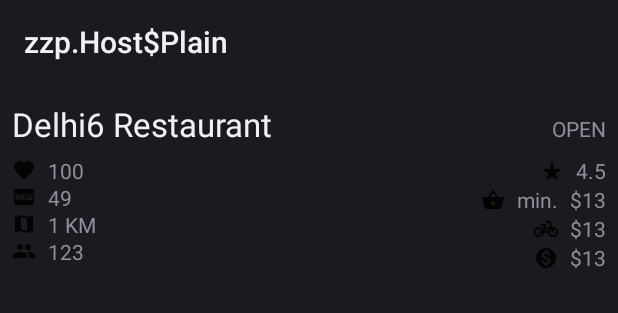
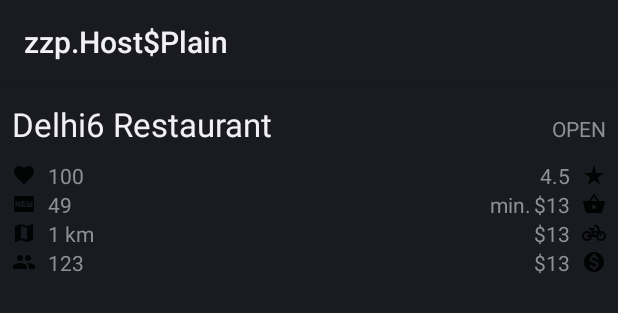
Before and after one commit to ponsuyambu/Restaurants, an Android app: the layout row_item_restuarant.xml on its own in the app's theme, with its tools: preview values and no code run, on a phone screen of 412 x 824 dp. Shown: the top 313 px of the screen. Run offline under Robolectric (Android 15) with nearby library versions, the phone set to English and light mode, and no system bars.

Commit message:
fix: ui issues

```diff
--- a/feature-restaurant-list/presentation/src/main/res/layout/row_item_restuarant.xml
+++ b/feature-restaurant-list/presentation/src/main/res/layout/row_item_restuarant.xml
@@ -1,8 +1,9 @@
 <?xml version="1.0" encoding="utf-8"?>
-<layout xmlns:tools="http://schemas.android.com/tools">
+<layout xmlns:android="http://schemas.android.com/apk/res/android"
+    xmlns:app="http://schemas.android.com/apk/res-auto"
+    xmlns:tools="http://schemas.android.com/tools">
 
-    <androidx.constraintlayout.widget.ConstraintLayout xmlns:android="http://schemas.android.com/apk/res/android"
-        xmlns:app="http://schemas.android.com/apk/res-auto"
+    <androidx.constraintlayout.widget.ConstraintLayout
         android:layout_width="match_parent"
         android:layout_height="wrap_content"
         android:background="?android:attr/selectableItemBackground"
@@ -24,13 +25,14 @@
 
         <TextView
             android:id="@+id/tvStatus"
-            android:layout_marginTop="8dp"
             android:layout_width="wrap_content"
             android:layout_height="wrap_content"
+            android:layout_marginTop="8dp"
             android:textAllCaps="true"
             android:textAppearance="@style/TextAppearance.AppCompat.Small"
             app:layout_constraintEnd_toEndOf="parent"
             app:layout_constraintTop_toTopOf="@id/tvName"
+            app:layout_constraintVertical_chainStyle="packed"
             tools:text="Open" />
 
         <ImageView
@@ -39,10 +41,11 @@
             android:layout_height="16dp"
             android:layout_marginTop="8dp"
             android:layout_marginEnd="8dp"
-            app:layout_constraintTop_toBottomOf="@id/tvName"
             android:contentDescription="@string/min_price"
             android:src="@drawable/ic_match"
-            app:layout_constraintStart_toStartOf="parent" />
+            app:layout_constraintBottom_toTopOf="@id/imgNewestScale"
+            app:layout_constraintStart_toStartOf="parent"
+            app:layout_constraintTop_toBottomOf="@id/tvName" />
 
 
         <TextView
@@ -50,7 +53,6 @@
             android:layout_width="wrap_content"
             android:layout_height="wrap_content"
             android:layout_marginStart="8dp"
-            android:textAllCaps="true"
             android:textAppearance="@style/TextAppearance.AppCompat.Small"
             app:layout_constraintBottom_toBottomOf="@id/imgMatchScore"
             app:layout_constraintStart_toEndOf="@id/imgMatchScore"
@@ -62,10 +64,12 @@
             android:layout_width="16dp"
             android:layout_height="16dp"
             android:layout_marginEnd="8dp"
+
             android:contentDescription="@string/min_price"
             android:src="@drawable/ic_new_scale"
+            app:layout_constraintBottom_toTopOf="@id/imgDistance"
             app:layout_constraintStart_toStartOf="parent"
-            app:layout_constraintTop_toBottomOf="@id/tvMatchScore" />
+            app:layout_constraintTop_toBottomOf="@id/imgMatchScore" />
 
 
         <TextView
@@ -73,7 +77,6 @@
             android:layout_width="wrap_content"
             android:layout_height="wrap_content"
             android:layout_marginStart="8dp"
-            android:textAllCaps="true"
             android:textAppearance="@style/TextAppearance.AppCompat.Small"
             app:layout_constraintBottom_toBottomOf="@id/imgNewestScale"
             app:layout_constraintStart_toEndOf="@id/imgNewestScale"
@@ -87,15 +90,15 @@
             android:layout_marginEnd="8dp"
             android:contentDescription="@string/min_price"
             android:src="@drawable/ic_distance"
+            app:layout_constraintBottom_toTopOf="@id/imgPopularity"
             app:layout_constraintStart_toStartOf="parent"
-            app:layout_constraintTop_toBottomOf="@id/tvNewestScore" />
+            app:layout_constraintTop_toBottomOf="@id/imgNewestScale" />
 
         <TextView
             android:id="@+id/tvDistance"
             android:layout_width="wrap_content"
             android:layout_height="wrap_content"
             android:layout_marginStart="8dp"
-            android:textAllCaps="true"
             android:textAppearance="@style/TextAppearance.AppCompat.Small"
             app:layout_constraintBottom_toBottomOf="@id/imgDistance"
             app:layout_constraintStart_toEndOf="@id/imgDistance"
@@ -109,6 +112,7 @@
             android:layout_marginEnd="16dp"
             android:contentDescription="@string/min_price"
             android:src="@drawable/ic_popularity"
+            app:layout_constraintBottom_toBottomOf="parent"
             app:layout_constraintStart_toStartOf="parent"
             app:layout_constraintTop_toBottomOf="@id/tvDistance" />
 
@@ -117,105 +121,109 @@
             android:layout_width="wrap_content"
             android:layout_height="wrap_content"
             android:layout_marginStart="8dp"
-            android:textAllCaps="true"
             android:textAppearance="@style/TextAppearance.AppCompat.Small"
             app:layout_constraintBottom_toBottomOf="@id/imgPopularity"
             app:layout_constraintStart_toEndOf="@id/imgPopularity"
             app:layout_constraintTop_toTopOf="@id/imgPopularity"
             tools:text="123" />
 
+        <ImageView
+            android:id="@+id/imgRating"
+            android:layout_width="16dp"
+            android:layout_height="16dp"
+            android:contentDescription="@string/start_rating"
+            android:src="@drawable/ic_star_rate"
+            app:layout_constraintBottom_toBottomOf="@id/imgMatchScore"
+            app:layout_constraintEnd_toEndOf="parent"
+            app:layout_constraintTop_toTopOf="@id/imgMatchScore" />
+
+
         <TextView
             android:id="@+id/tvRating"
             android:layout_width="wrap_content"
             android:layout_height="wrap_content"
+            android:layout_marginEnd="8dp"
             android:textAppearance="@style/TextAppearance.AppCompat.Small"
-            app:layout_constraintEnd_toEndOf="parent"
-            app:layout_constraintTop_toTopOf="@id/imgMatchScore"
-            app:layout_constraintBottom_toBottomOf="@id/imgMatchScore"
+            app:layout_constraintBottom_toBottomOf="@id/imgRating"
+            app:layout_constraintEnd_toStartOf="@id/imgRating"
+            app:layout_constraintTop_toTopOf="@id/imgRating"
             tools:text="4.5" />
 
+
         <ImageView
-            android:id="@+id/imgRating"
+            android:id="@+id/imgMinPrice"
             android:layout_width="16dp"
             android:layout_height="16dp"
-            android:layout_marginEnd="8dp"
-            android:contentDescription="@string/start_rating"
-            android:src="@drawable/ic_star_rate"
-            app:layout_constraintBottom_toBottomOf="@id/tvRating"
-            app:layout_constraintEnd_toStartOf="@id/tvRating"
-            app:layout_constraintTop_toTopOf="@id/tvRating" />
+            android:contentDescription="@string/min_price"
+            android:src="@drawable/ic_basket"
+            app:layout_constraintBottom_toBottomOf="@id/imgNewestScale"
+            app:layout_constraintEnd_toEndOf="parent"
+            app:layout_constraintTop_toTopOf="@id/imgNewestScale" />
 
+        <TextView
+            android:id="@+id/lblMinPrice"
+            android:layout_width="wrap_content"
+            android:layout_height="wrap_content"
+            android:layout_marginEnd="2dp"
+            android:textAppearance="@style/TextAppearance.AppCompat.Small"
+            app:layout_constraintBottom_toBottomOf="@id/tvMinPrice"
+            app:layout_constraintEnd_toStartOf="@id/tvMinPrice"
+            app:layout_constraintTop_toTopOf="@id/tvMinPrice"
+            android:text="@string/label_min" />
 
         <TextView
             android:id="@+id/tvMinPrice"
             android:layout_width="wrap_content"
             android:layout_height="wrap_content"
+            android:layout_marginEnd="8dp"
             android:textAppearance="@style/TextAppearance.AppCompat.Small"
-            app:layout_constraintEnd_toEndOf="parent"
-            app:layout_constraintTop_toBottomOf="@id/tvRating"
+            app:layout_constraintBottom_toBottomOf="@id/imgMinPrice"
+            app:layout_constraintEnd_toStartOf="@id/imgMinPrice"
+            app:layout_constraintTop_toTopOf="@id/imgMinPrice"
             tools:text="$13" />
 
-        <TextView
-            android:id="@+id/lblMinPrice"
-            android:layout_width="wrap_content"
-            android:layout_height="wrap_content"
-            android:layout_marginEnd="8dp"
-            android:textAppearance="@style/TextAppearance.AppCompat.Small"
-            app:layout_constraintBottom_toBottomOf="@id/tvMinPrice"
-            app:layout_constraintEnd_toStartOf="@id/tvMinPrice"
-            app:layout_constraintTop_toTopOf="@id/tvMinPrice"
-            tools:text="min." />
-
-        <ImageView
-            android:id="@+id/imgMinPrice"
-            android:layout_width="16dp"
-            android:layout_height="16dp"
-            android:layout_marginEnd="8dp"
-            android:contentDescription="@string/min_price"
-            android:src="@drawable/ic_basket"
-            app:layout_constraintBottom_toBottomOf="@id/lblMinPrice"
-            app:layout_constraintEnd_toStartOf="@id/lblMinPrice"
-            app:layout_constraintTop_toTopOf="@id/lblMinPrice" />
 
         <TextView
             android:id="@+id/tvDeliveryCost"
             android:layout_width="wrap_content"
             android:layout_height="wrap_content"
+            android:layout_marginEnd="8dp"
             android:textAppearance="@style/TextAppearance.AppCompat.Small"
-            app:layout_constraintEnd_toEndOf="parent"
-            app:layout_constraintTop_toBottomOf="@id/tvMinPrice"
+            app:layout_constraintBottom_toBottomOf="@id/imgDeliveryCost"
+            app:layout_constraintEnd_toStartOf="@id/imgDeliveryCost"
+            app:layout_constraintTop_toTopOf="@id/imgDeliveryCost"
             tools:text="$13" />
 
         <ImageView
             android:id="@+id/imgDeliveryCost"
             android:layout_width="16dp"
             android:layout_height="16dp"
-            android:layout_marginEnd="8dp"
             android:contentDescription="@string/min_price"
             android:src="@drawable/ic_bike"
-            app:layout_constraintBottom_toBottomOf="@id/tvDeliveryCost"
-            app:layout_constraintEnd_toStartOf="@id/tvDeliveryCost"
-            app:layout_constraintTop_toTopOf="@id/tvDeliveryCost" />
+            app:layout_constraintBottom_toBottomOf="@id/imgDistance"
+            app:layout_constraintEnd_toEndOf="parent"
+            app:layout_constraintTop_toTopOf="@id/imgDistance" />
 
         <TextView
             android:id="@+id/tvPrice"
             android:layout_width="wrap_content"
             android:layout_height="wrap_content"
             android:textAppearance="@style/TextAppearance.AppCompat.Small"
-            app:layout_constraintEnd_toEndOf="parent"
-            app:layout_constraintTop_toBottomOf="@id/tvDeliveryCost"
+            android:layout_marginEnd="8dp"
+            app:layout_constraintBottom_toBottomOf="@id/imgPrice"
+            app:layout_constraintEnd_toStartOf="@id/imgPrice"
+            app:layout_constraintTop_toTopOf="@id/imgPrice"
             tools:text="$13" />
 
         <ImageView
             android:id="@+id/imgPrice"
             android:layout_width="16dp"
             android:layout_height="16dp"
-            android:layout_marginEnd="8dp"
             android:contentDescription="@string/min_price"
             android:src="@drawable/ic_price"
-            app:layout_constraintBottom_toBottomOf="@id/tvPrice"
-            app:layout_constraintEnd_toStartOf="@id/tvPrice"
-            app:layout_constraintTop_toTopOf="@id/tvPrice" />
+            app:layout_constraintBottom_toBottomOf="@id/imgPopularity"
+            app:layout_constraintEnd_toEndOf="parent"
+            app:layout_constraintTop_toTopOf="@id/imgPopularity" />
 
 
     </androidx.constraintlayout.widget.ConstraintLayout>
--- a/feature-restaurant-list/presentation/src/main/res/values/strings.xml
+++ b/feature-restaurant-list/presentation/src/main/res/values/strings.xml
@@ -7,4 +7,5 @@
     <string name="new_scale">Is New:</string>
     <string name="search">Search</string>
     <string name="sort">Sort</string>
+    <string name="label_min">min.</string>
 </resources>
```
Also changed, not shown: feature-restaurant-list/presentation/src/main/java/challenge/android/feature/restaurants/presentation/mapper/UiModelMapper.kt (+28 -4 lines), feature-restaurant-list/presentation/src/main/java/challenge/android/feature/restaurants/presentation/ui/RestaurantsActivity.kt (+7 -2 lines), feature-restaurant-list/presentation/src/main/java/challenge/android/feature/restaurants/presentation/uimodels/RestaurantUiModel.kt (+4 -4 lines), feature-restaurant-list/presentation/src/main/res/drawable/ic_info.xml (added, +11 -0 lines), 2 other files.
